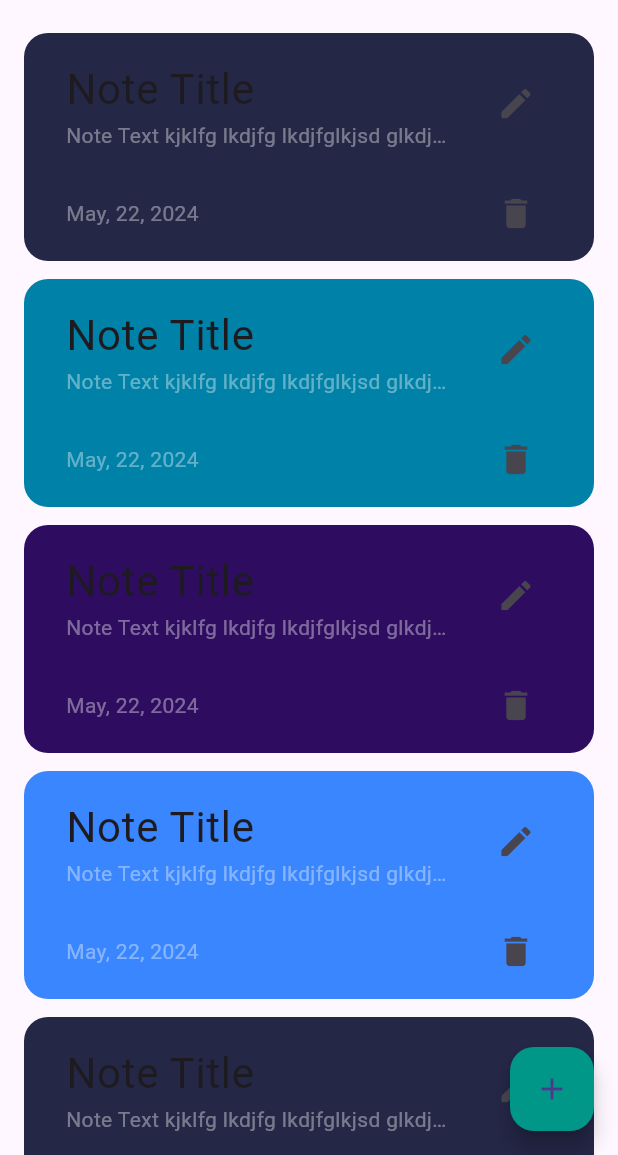
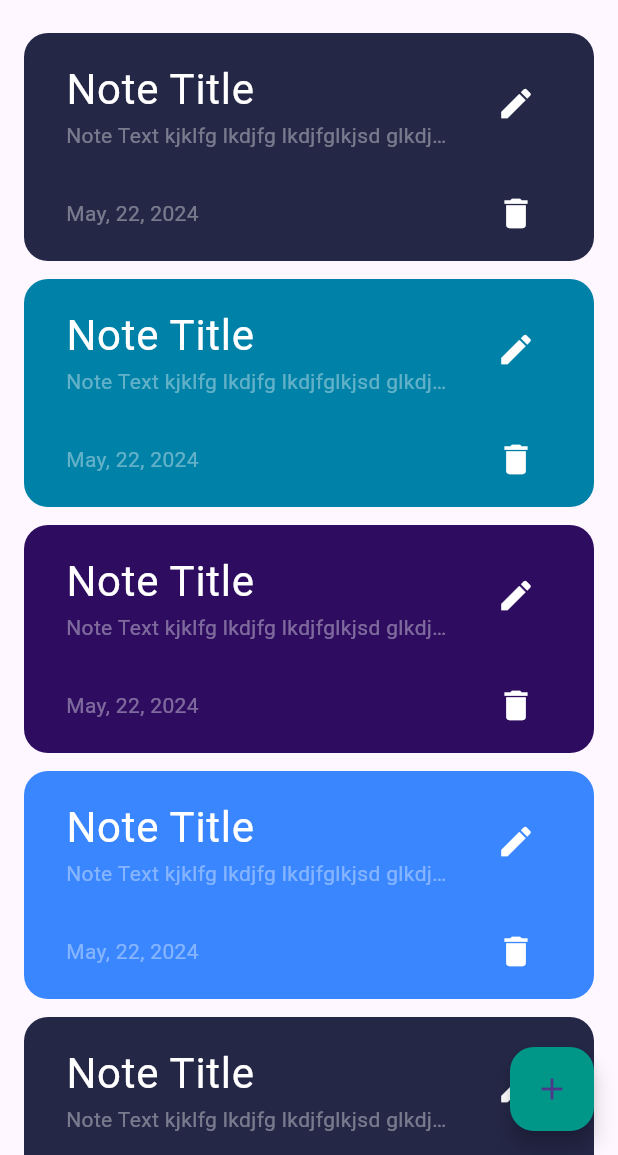
Before and after one commit to AliA5y/pretty_notes, a Flutter app: the screen it shows after launch, on a phone screen of 412 x 824 dp, the part 81-1236 px from its top. Run offline on Flutter 3.47's test engine with Material 3 defaults, Android fonts, the phone set to English and light mode, and no system bars; our stand-ins replace bloc, flutter_bloc, hive, hive_flutter, shared_preferences; accounts and stored records are empty.

Commit message:
change text and icons color to fit with white theme

```diff
--- a/lib/views/home_view_body.dart
+++ b/lib/views/home_view_body.dart
@@ -1,5 +1,3 @@
-import 'dart:developer';
-
 import 'package:flutter/material.dart';
 import 'package:flutter_bloc/flutter_bloc.dart';
 import 'package:pretty_notes/cubits/cubit/theme_cubit.dart';
--- a/lib/views/widgets/note_card.dart
+++ b/lib/views/widgets/note_card.dart
@@ -26,7 +26,7 @@ class NoteCard extends StatelessWidget {
                   contentPadding: const EdgeInsets.all(0),
                   title: const Text(
                     'Note Title',
-                    style: TextStyle(fontSize: 28),
+                    style: TextStyle(fontSize: 28, color: Colors.white),
                   ),
                   subtitle: const Text(
                     'Note Text kjklfg lkdjfg lkdjfglkjsd glkdjglk dglksdjgklds gldskjg sdglkjdsklg dslkjglksd glkdsjglk sdglksdjg ',
@@ -39,6 +39,7 @@ class NoteCard extends StatelessWidget {
                       icon: const Icon(
                         Icons.edit,
                         size: 26,
+                        color: Colors.white,
                       )),
                 ),
                 const SizedBox(height: 10),
@@ -55,6 +56,7 @@ class NoteCard extends StatelessWidget {
                         icon: const Icon(
                           Icons.delete,
                           size: 26,
+                          color: Colors.white,
                         )),
                   ],
                 ),
```
